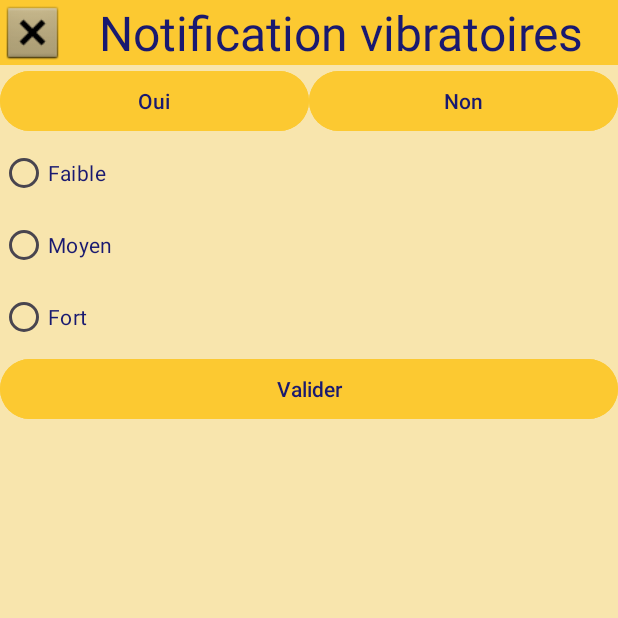
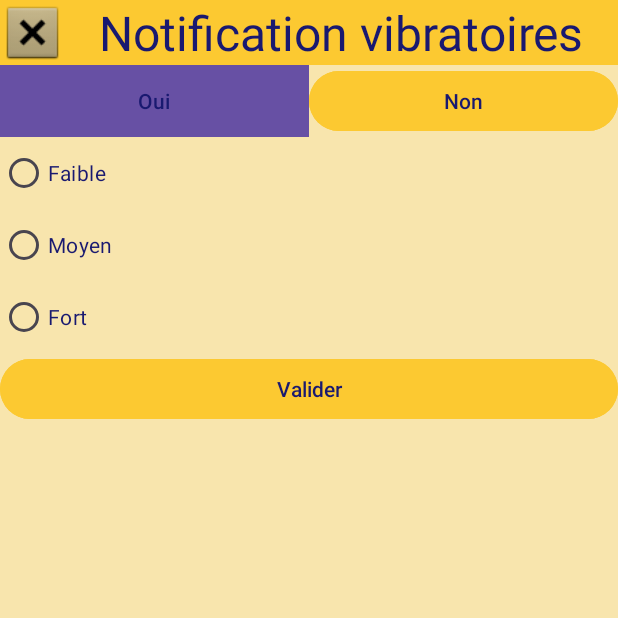
Before and after one commit to Mtouat/Hydrate-Reminder, an Android app: the fragment Notifs_vibrations shown on its own in the app's theme, after a tap on "Oui", on a phone screen of 412 x 824 dp, the top half of it. Run offline under Robolectric (Android 15) with nearby library versions, the phone set to English and light mode, and no system bars; Roboto replaces fonts that are not available here.

Commit message:
nouveaux boutons Oui/Non

```diff
--- a/app/src/main/java/fr/univparis8/etud/hydratereminder/Notifs_vibrations.java
+++ b/app/src/main/java/fr/univparis8/etud/hydratereminder/Notifs_vibrations.java
@@ -40,6 +40,7 @@ public class Notifs_vibrations extends Fragment {
         binding.btnOuiNotifVib.setOnClickListener(new View.OnClickListener() {
             @Override
             public void onClick(View v) {
+                binding.btnOuiNotifVib.setBackgroundResource(R.drawable.my_border);
                 binding.groupeVibrations.setVisibility(View.VISIBLE);
             }
         });
@@ -47,6 +48,7 @@ public class Notifs_vibrations extends Fragment {
         binding.btnNonNotifVib.setOnClickListener(new View.OnClickListener() {
             @Override
             public void onClick(View v) {
+                binding.btnNonNotifVib.setBackgroundResource(R.drawable.my_border);
                 binding.groupeVibrations.setVisibility(View.INVISIBLE);
             }
         });
--- a/app/src/main/res/layout/fragment_notifs_vibrations.xml
+++ b/app/src/main/res/layout/fragment_notifs_vibrations.xml
@@ -1,9 +1,9 @@
 <?xml version="1.0" encoding="utf-8"?>
 <LinearLayout xmlns:android="http://schemas.android.com/apk/res/android"
-    xmlns:app="http://schemas.android.com/apk/res-auto"
     xmlns:tools="http://schemas.android.com/tools"
     android:layout_width="match_parent"
     android:layout_height="match_parent"
+    xmlns:app="http://schemas.android.com/apk/res-auto"
     android:orientation="vertical"
     tools:context=".Notifs_vibrations"
     android:background="@color/fond_appli"
@@ -37,7 +37,7 @@
         android:layout_height="wrap_content"
         android:orientation="horizontal">
 
-        <Button
+        <com.google.android.material.button.MaterialButton
             android:id="@+id/btn_oui_notif_vib"
             android:layout_width="wrap_content"
             android:layout_height="wrap_content"
@@ -46,7 +46,7 @@
             android:text="@string/oui"
             android:textColor="@color/texte_appli"/>
 
-        <Button
+        <com.google.android.material.button.MaterialButton
             android:id="@+id/btn_non_notif_vib"
             android:layout_width="wrap_content"
             android:layout_height="wrap_content"
```
